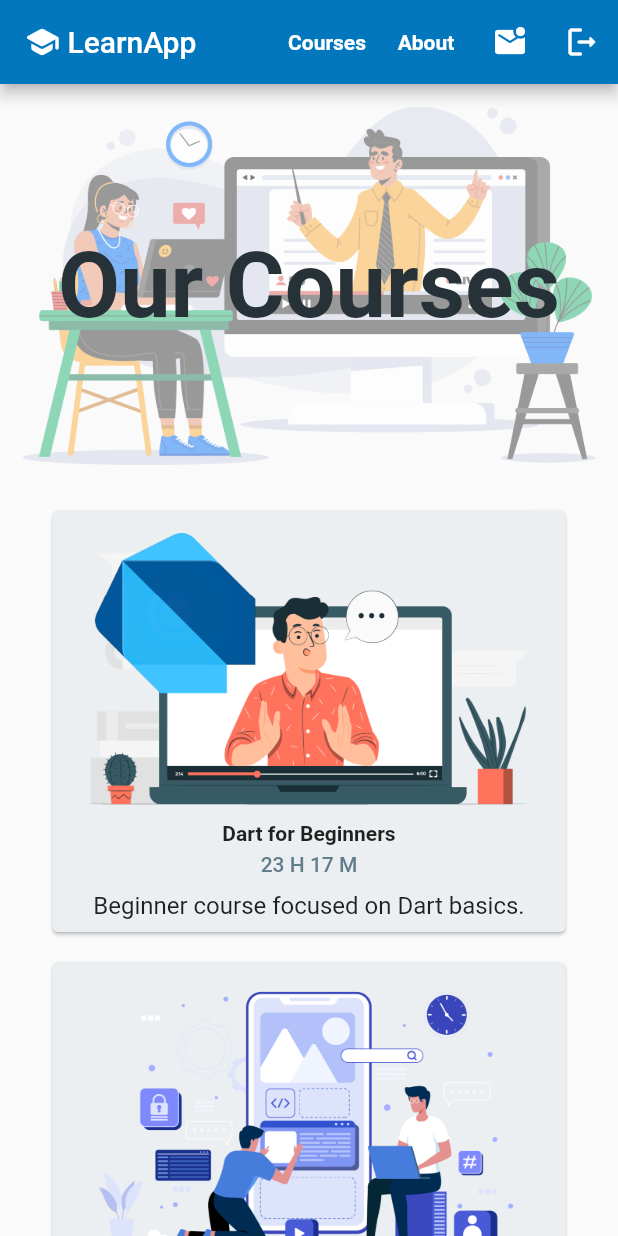
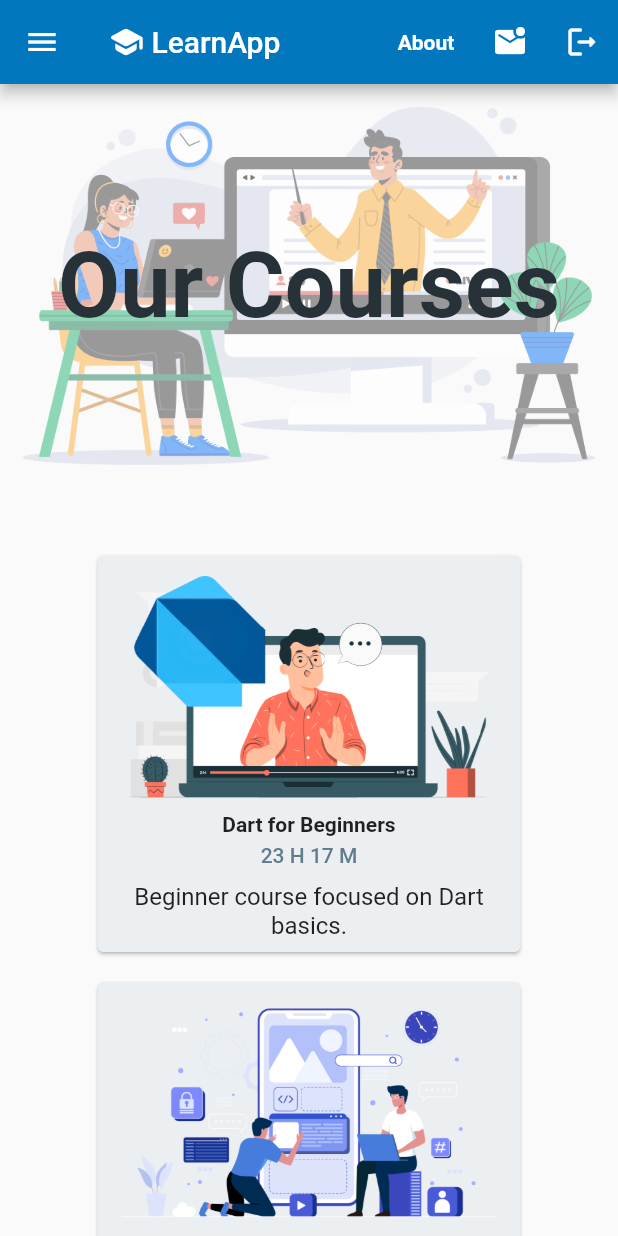
Before and after one commit to wahyusinggihw/responsive_app, a Flutter app: the screen it shows after launch, on a phone screen of 412 x 824 dp. Run offline on Flutter 3.47's test engine with Material 2 defaults, Android fonts, the phone set to English and light mode, and no system bars; our stand-ins replace responsive_framework.

Commit message:
add responsive widgets

```diff
--- a/lib/courses_page.dart
+++ b/lib/courses_page.dart
@@ -1,6 +1,6 @@
 import 'package:flutter/material.dart';
 import 'package:responsive_app/widgets.dart';
-
+import 'package:responsive_framework/responsive_framework.dart';
 import 'courses_data.dart';
 
 class CoursesPage extends StatelessWidget {
@@ -14,9 +14,21 @@ class CoursesPage extends StatelessWidget {
         backgroundColor: Colors.lightBlue[800],
         centerTitle: true,
         title: const AppBarTitle(),
+        leading: ResponsiveVisibility(
+          hiddenWhen: const [Condition.largerThan(name: TABLET)],
+          child: IconButton(
+            onPressed: () {},
+            icon: const Icon(Icons.menu),
+          ),
+        ),
         actions: [
-          MenuTextButton(text: 'Courses'),
-          MenuTextButton(text: 'About'),
+          const ResponsiveVisibility(
+              visible: false,
+              visibleWhen: [Condition.largerThan(name: TABLET)],
+              child: MenuTextButton(text: 'Courses')),
+          const ResponsiveVisibility(visibleWhen: [
+            Condition.largerThan(name: TABLET),
+          ], child: MenuTextButton(text: 'About')),
           IconButton(
             icon: const Icon(Icons.mark_email_unread_rounded),
             onPressed: () {},
@@ -34,10 +46,18 @@ class CoursesPage extends StatelessWidget {
           const SizedBox(
             height: 30,
           ),
-          Column(
+          ResponsiveRowColumn(
+            rowMainAxisAlignment: MainAxisAlignment.center,
+            rowPadding: const EdgeInsets.all(30),
+            columnPadding: const EdgeInsets.all(30),
+            layout: ResponsiveWrapper.of(context).isSmallerThan(DESKTOP)
+                ? ResponsiveRowColumnType.COLUMN
+                : ResponsiveRowColumnType.ROW,
             children: [
-              CourseTile(course: courses[0]),
-              CourseTile(course: courses[1]),
+              ResponsiveRowColumnItem(
+                  rowFlex: 1, child: CourseTile(course: courses[0])),
+              ResponsiveRowColumnItem(
+                  rowFlex: 1, child: CourseTile(course: courses[1])),
             ],
           ),
           const SizedBox(
--- a/lib/main.dart
+++ b/lib/main.dart
@@ -1,5 +1,6 @@
 import 'package:flutter/material.dart';
 import 'package:responsive_app/courses_page.dart';
+import 'package:responsive_framework/responsive_framework.dart';
 
 void main() => runApp(const AppWidget());
 
@@ -9,6 +10,15 @@ class AppWidget extends StatelessWidget {
   @override
   Widget build(BuildContext context) {
     return MaterialApp(
+      builder: (context, widget) => ResponsiveWrapper.builder(
+        ClampingScrollWrapper.builder(context, widget!),
+        breakpoints: const [
+          ResponsiveBreakpoint.resize(350, name: MOBILE),
+          ResponsiveBreakpoint.autoScale(600, name: TABLET),
+          ResponsiveBreakpoint.resize(800, name: DESKTOP),
+          ResponsiveBreakpoint.autoScale(17000, name: 'XL'),
+        ],
+      ),
       title: 'Flutter Responsive Framework',
       home: const CoursesPage(),
       debugShowCheckedModeBanner: false,
--- /dev/null
+++ b/lib/widget responsif.txt
@@ -0,0 +1,21 @@
+
+
+
+dalam parameter builder dalam material app ditambah sebuah builder bernama
+ResponsiveWrapper.builder
+ClampingScrollWrapper.builder
+digunakan untuk menentukan breakpoint, kapan aplikasi akan auto scale dan kapan aplikasi akan resize
+
+
+ResponsiveRowColumn digunakan untuk
+untuk mengubah layout row atau column sesuai dengan ukuran breakpoint
+
+Kemudian pada parameter layout, menggunakan widget ResponsiveWrapper.of(context).isSmallerThan(breakpoint) untuk mengecek apakah context lebih kecil dengan break point, kemudian dilakukan percabangan untuk menentukan widget yang dipakai, jika hasilnya true maka akan di return column dan sebaliknya
+
+ResponsiveVisibility digunakan untuk menampilkan sebuah widget dengan menggunakan kondisi apakah context lebih besar dari breakpoint atau tidak, jika nilainya true makan akan ditampilkan sebuah widget dan sebaliknya
+
+ResponsiveValue digunakan untuk mengembalikan sebuah nilai yang didapat jika kondisi context lebih besar dan lebih kecil, widget ini memiliki memiliki sebuah nilai default yang dapat di tentukan
+
+ResponsiveConstraint digunakan untuk mengembalikan sebuah widget container dengan nilai yang sesuai dengan value secara responsif
+
+ResponsiveGridView digunakan untuk gridview responsive.
--- a/lib/widgets.dart
+++ b/lib/widgets.dart
@@ -1,5 +1,5 @@
 import 'package:flutter/material.dart';
-
+import 'package:responsive_framework/responsive_framework.dart';
 import 'courses_data.dart';
 
 class AppBarTitle extends StatelessWidget {
@@ -51,7 +51,14 @@ class PageHeader extends StatelessWidget {
           'Our Courses',
           textAlign: TextAlign.center,
           style: TextStyle(
-            fontSize: 60,
+            fontSize: ResponsiveValue(
+              context,
+              defaultValue: 60.0,
+              valueWhen: const [
+                Condition.smallerThan(name: MOBILE, value: 40.0),
+                Condition.largerThan(name: TABLET, value: 80.0),
+              ],
+            ).value,
             color: Colors.blueGrey[900],
             fontWeight: FontWeight.w700,
           ),
```
